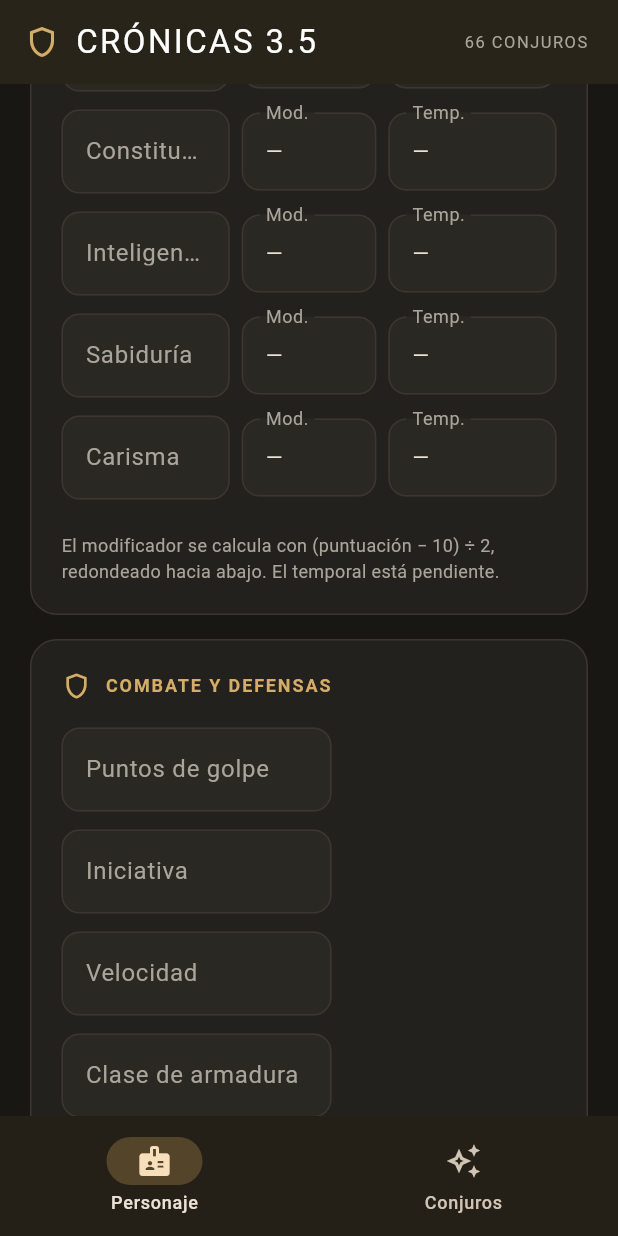
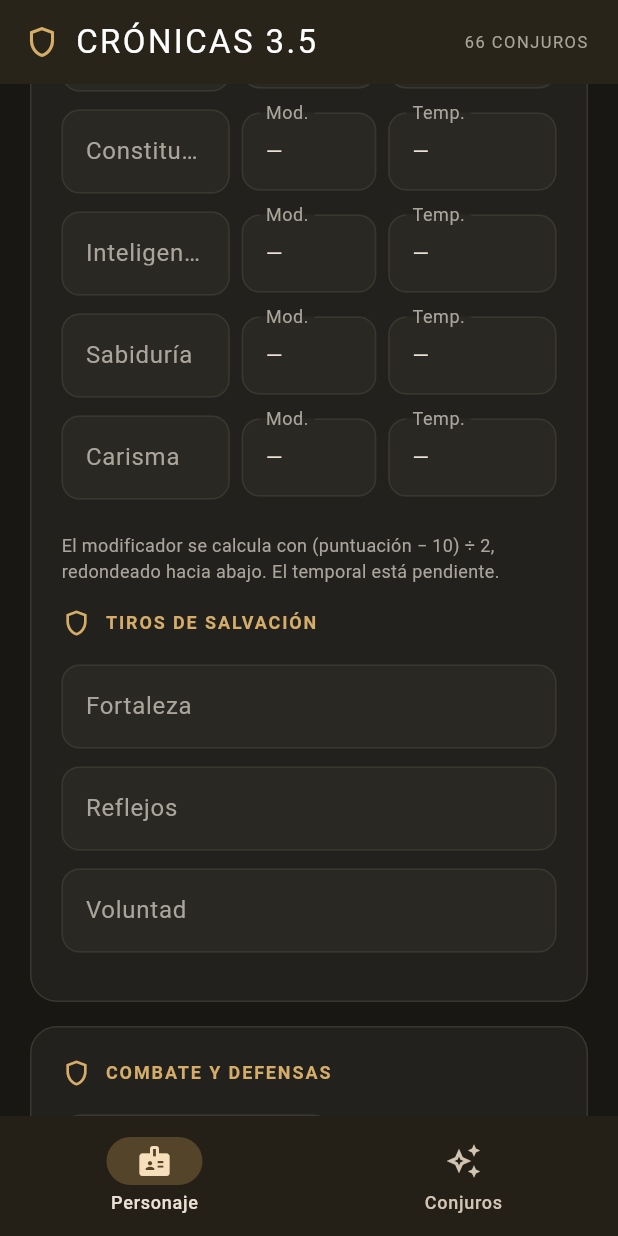
Before and after one commit to frank-pere/aplicaciondnd, a Flutter app: the screen it shows after launch, scrolled down 1152 dp, on a phone screen of 412 x 824 dp. Run offline on Flutter 3.47's test engine with Material 3 defaults, Android fonts, the light colour scheme and no system bars; our stand-ins replace shared_preferences.

Commit message:
ajuste visual a los tiros de salvacion

```diff
--- a/lib/main.dart
+++ b/lib/main.dart
@@ -784,6 +784,33 @@ class _CharacterScreenState extends State<_CharacterScreen> {
         'El modificador se calcula con (puntuación − 10) ÷ 2, redondeado hacia abajo. El temporal está pendiente.',
         style: TextStyle(color: _muted, fontSize: 12),
       ),
+      const SizedBox(height: 16),
+      const Row(
+        children: [
+          Icon(Icons.shield_outlined, color: _gold, size: 20),
+          SizedBox(width: 9),
+          Text(
+            'TIROS DE SALVACIÓN',
+            style: TextStyle(
+              color: _gold,
+              fontSize: 12,
+              fontWeight: FontWeight.bold,
+              letterSpacing: 1.25,
+            ),
+          ),
+        ],
+      ),
+      const SizedBox(height: 18),
+      Column(
+        crossAxisAlignment: CrossAxisAlignment.stretch,
+        children: [
+          for (final key in ['fortitude', 'reflex', 'will'])
+            Padding(
+              padding: const EdgeInsets.only(bottom: 12),
+              child: _field(key),
+            ),
+        ],
+      ),
     ]);
     final combatSection =
         _section('Combate y defensas', Icons.shield_outlined, [
@@ -796,9 +823,6 @@ class _CharacterScreenState extends State<_CharacterScreen> {
         _field('flatFooted'),
         _field('baseAttack'),
         _field('grapple'),
-        _field('fortitude'),
-        _field('reflex'),
-        _field('will'),
       ]),
     ]);
     final content = [
```
